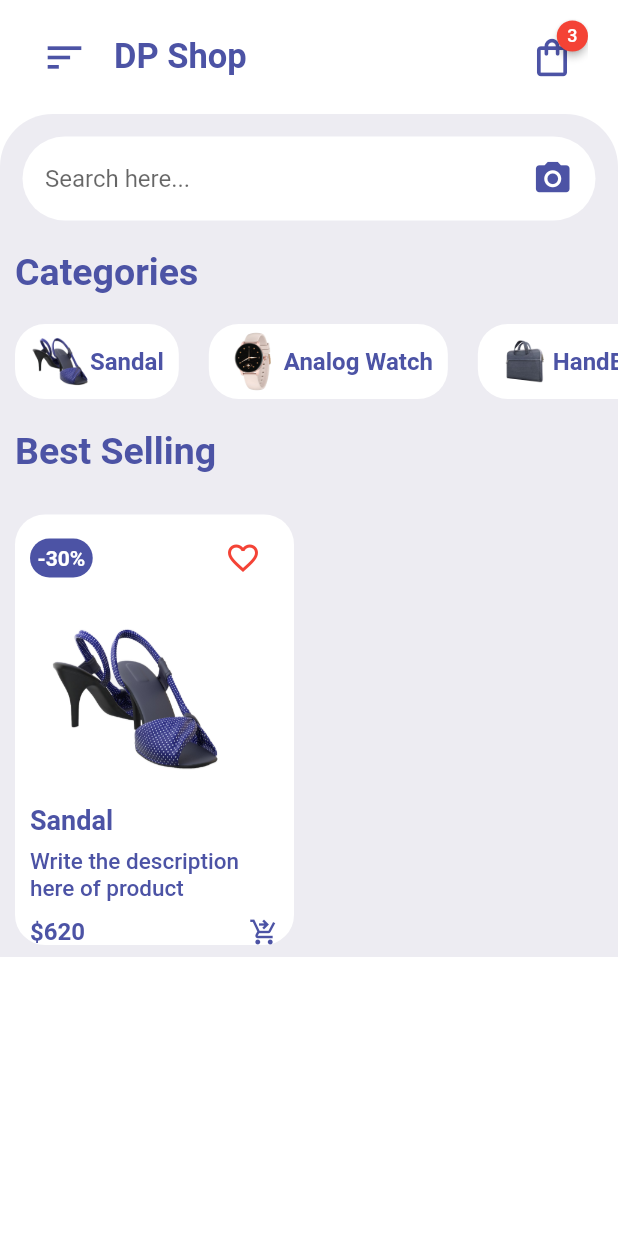
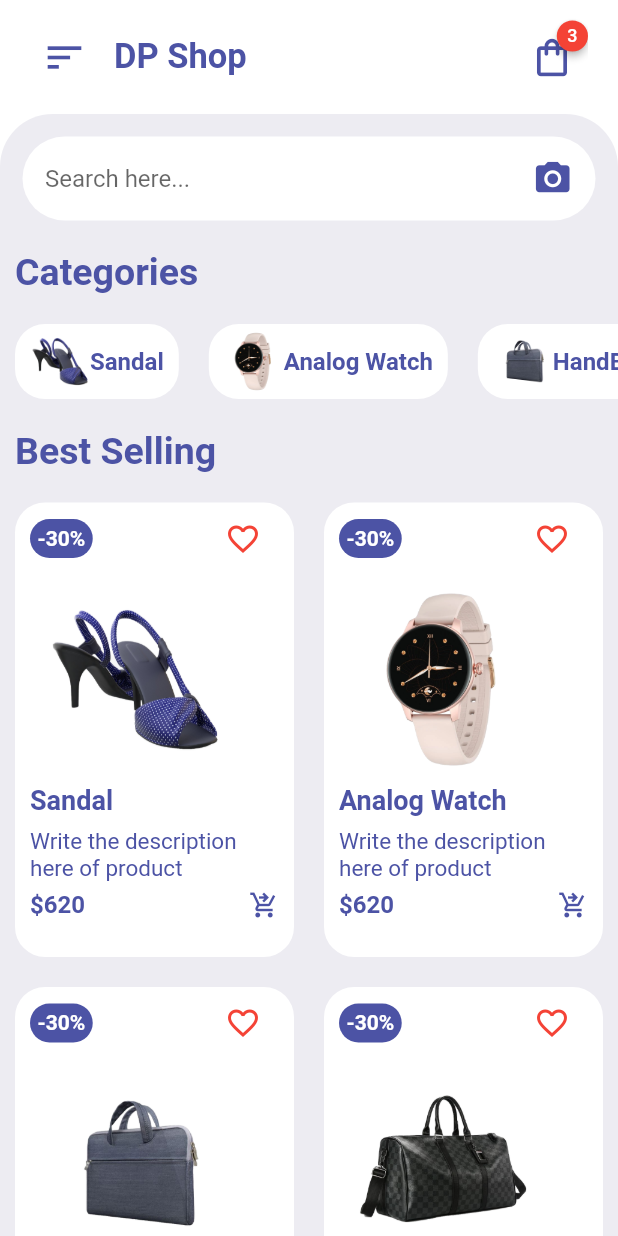
Before and after one commit to jgarzon26/shopping_app, a Flutter app: the screen it shows after launch, on a phone screen of 412 x 824 dp. Run offline on Flutter 3.47's test engine with Material 2 defaults, Android fonts, the phone set to English and light mode, and no system bars; drawn by our look-alikes of badges.

Commit message:
ItemGrid

```diff
--- a/lib/screens/home/home.dart
+++ b/lib/screens/home/home.dart
@@ -3,6 +3,7 @@ import 'package:flutter/material.dart';
 import 'package:shopping_app/constants.dart';
 import 'package:shopping_app/demoData/category_data.dart';
 import 'package:shopping_app/screens/home/widgets/categories.dart';
+import 'package:shopping_app/screens/home/widgets/item_card.dart';
 import 'package:shopping_app/screens/home/widgets/search_bar.dart';
 import 'package:shopping_app/screens/home/widgets/section_title.dart';
 
@@ -68,7 +69,7 @@ class Home extends StatelessWidget{
           ),
           SliverToBoxAdapter(
             child: Container(
-              padding: const EdgeInsets.only(top: 15,),
+              padding: const EdgeInsets.only(top: 15, bottom: 20),
               decoration: const BoxDecoration(
                 color: kBGColor,
                 borderRadius: BorderRadius.only(
@@ -96,104 +97,22 @@ class Home extends StatelessWidget{
                   ),
                   const SectionTitle(title: 'Best Selling'),
                   GridView.count(
+                    physics: const NeverScrollableScrollPhysics(),
+                    mainAxisSpacing: 20,
                     crossAxisCount: 2,
                     childAspectRatio: 0.68,
                     shrinkWrap: true,
                     padding: const EdgeInsets.only(top: 0,),
-                    children: [
-                      Container(
-                        height: 200,
-                        margin: const EdgeInsets.symmetric(horizontal: 10, vertical: 8),
-                        padding: const EdgeInsets.only(left: 10, right: 10, top: 5,),
-                        decoration: const BoxDecoration(
-                          color: Colors.white,
-                          borderRadius: BorderRadius.all(Radius.circular(20)),
-                        ),
-                        child: Column(
-                          crossAxisAlignment: CrossAxisAlignment.start,
-                          children: [
-                            Row(
-                              mainAxisAlignment: MainAxisAlignment.spaceBetween,
-                              children: [
-                                Container(
-                                  padding: const EdgeInsets.all(5),
-                                  decoration: BoxDecoration(
-                                    color: kMainColor,
-                                    borderRadius: BorderRadius.circular(20),
-                                  ),
-                                  child: Text(
-                                    '-${products[0]['discount']}%',
-                                    style: Theme.of(context).textTheme.bodyText1!.copyWith(
-                                      color: Colors.white,
-                                      fontWeight: FontWeight.bold,
-                                      fontSize: 14,
-                                    ),
-                                  ),
-                                ),
-                                IconButton(
-                                  onPressed: () {},
-                                  icon: const Icon(
-                                    Icons.favorite_border,
-                                    color: Colors.red,
-                                  ),
-                                ),
-                              ],
-                            ),
-                            InkWell(
-                              onTap: () {},
-                              child: Container(
-                                margin: const EdgeInsets.all(10),
-                                child: Image.asset(
-                                  products[0]['image']!,
-                                  width: 120,
-                                  height: 120,
-                                ),
-                              ),
-                            ),
-                            Container(
-                              padding: const EdgeInsets.only(bottom: 8),
-                              alignment: Alignment.centerLeft,
-                              child: Text(
-                                '${products[0]['title']}',
-                                style: Theme.of(context).textTheme.bodyText1!.copyWith(
-                                  fontSize: 18,
-                                  fontWeight: FontWeight.bold,
-                                  color: kMainColor,
-                                ),
-                              ),
-                            ),
-                            Text(
-                              '${products[0]['subtitle']}',
-                              style: Theme.of(context).textTheme.bodyText1!.copyWith(
-                                fontSize: 15,
-                                color: kMainColor,
-                              ),
-                            ),
-                            Padding(
-                              padding: const EdgeInsets.symmetric(vertical: 10),
-                              child: Row(
-                                mainAxisAlignment: MainAxisAlignment.spaceBetween,
-                                children: [
-                                  Text(
-                                    '\$${products[0]['price']}',
-                                    style: Theme.of(context).textTheme.bodyText1!.copyWith(
-                                      fontSize: 16,
-                                      fontWeight: FontWeight.bold,
-                                      color: kMainColor,
-                                    ),
-                                  ),
-                                  const Icon(
-                                    Icons.shopping_cart_checkout,
-                                    color: kMainColor,
-                                    size: 20,
-                                  ),
-                                ],
-                              ),
-                            ),
-                          ],
-                        ),
-                      ),
-                    ],
+                    children: List.generate(
+                      products.length, (index) => ItemCard(
+                      title: products[index]['title']!,
+                      subtitle: products[index]['subtitle']!,
+                      price: products[index]['price']!,
+                      discount: products[index]['discount']!,
+                      image: products[index]['image']!,
+                      onTap: () {},
+                     ),
+                    ),
                   ),
                 ],
               ),
--- /dev/null
+++ b/lib/screens/home/widgets/item_card.dart
@@ -0,0 +1,111 @@
+import 'package:flutter/material.dart';
+import 'package:shopping_app/constants.dart';
+import 'package:shopping_app/demoData/Product_data.dart';
+
+class ItemCard extends StatelessWidget {
+  const ItemCard({
+    Key? key, required this.discount, required this.price, required this.title, required this.subtitle, required this.image, required this.onTap,
+  }) : super(key: key);
+
+  final int discount, price;
+  final String title, subtitle, image;
+  final VoidCallback onTap;
+
+  @override
+  Widget build(BuildContext context) {
+    return Container(
+      margin: const EdgeInsets.symmetric(horizontal: 10),
+      padding: const EdgeInsets.only(left: 10, right: 10,),
+      decoration: const BoxDecoration(
+        color: Colors.white,
+        borderRadius: BorderRadius.all(Radius.circular(20)),
+      ),
+      child: Column(
+        crossAxisAlignment: CrossAxisAlignment.start,
+        children: [
+          Row(
+            mainAxisAlignment: MainAxisAlignment.spaceBetween,
+            children: [
+              Container(
+                padding: const EdgeInsets.all(5),
+                decoration: BoxDecoration(
+                  color: kMainColor,
+                  borderRadius: BorderRadius.circular(20),
+                ),
+                child: Text(
+                  '-$discount%',
+                  style: Theme.of(context).textTheme.bodyText1!.copyWith(
+                    color: Colors.white,
+                    fontWeight: FontWeight.bold,
+                    fontSize: 14,
+                  ),
+                ),
+              ),
+              IconButton(
+                onPressed: () {},
+                icon: const Icon(
+                  Icons.favorite_border,
+                  color: Colors.red,
+                ),
+              ),
+            ],
+          ),
+          InkWell(
+            onTap: onTap,
+            child: Container(
+              margin: const EdgeInsets.all(10),
+              child: Image.asset(
+                image,
+                width: 120,
+                height: 120,
+              ),
+            ),
+          ),
+          Container(
+            padding: const EdgeInsets.only(bottom: 8),
+            alignment: Alignment.centerLeft,
+            child: Text(
+              title,
+              style: const TextStyle(
+                fontSize: 18,
+                fontWeight: FontWeight.bold,
+                color: kMainColor,
+              ),
+            ),
+          ),
+          Container(
+            alignment: Alignment.centerLeft,
+            child: Text(
+              subtitle,
+              style: const TextStyle(
+                fontSize: 15,
+                color: kMainColor,
+              ),
+            ),
+          ),
+          Padding(
+            padding: const EdgeInsets.symmetric(vertical: 5),
+            child: Row(
+              mainAxisAlignment: MainAxisAlignment.spaceBetween,
+              children: [
+                Text(
+                  '\$$price',
+                  style: Theme.of(context).textTheme.bodyText1!.copyWith(
+                    fontSize: 16,
+                    fontWeight: FontWeight.bold,
+                    color: kMainColor,
+                  ),
+                ),
+                const Icon(
+                  Icons.shopping_cart_checkout,
+                  color: kMainColor,
+                  size: 20,
+                ),
+              ],
+            ),
+          ),
+        ],
+      ),
+    );
+  }
+}
```
